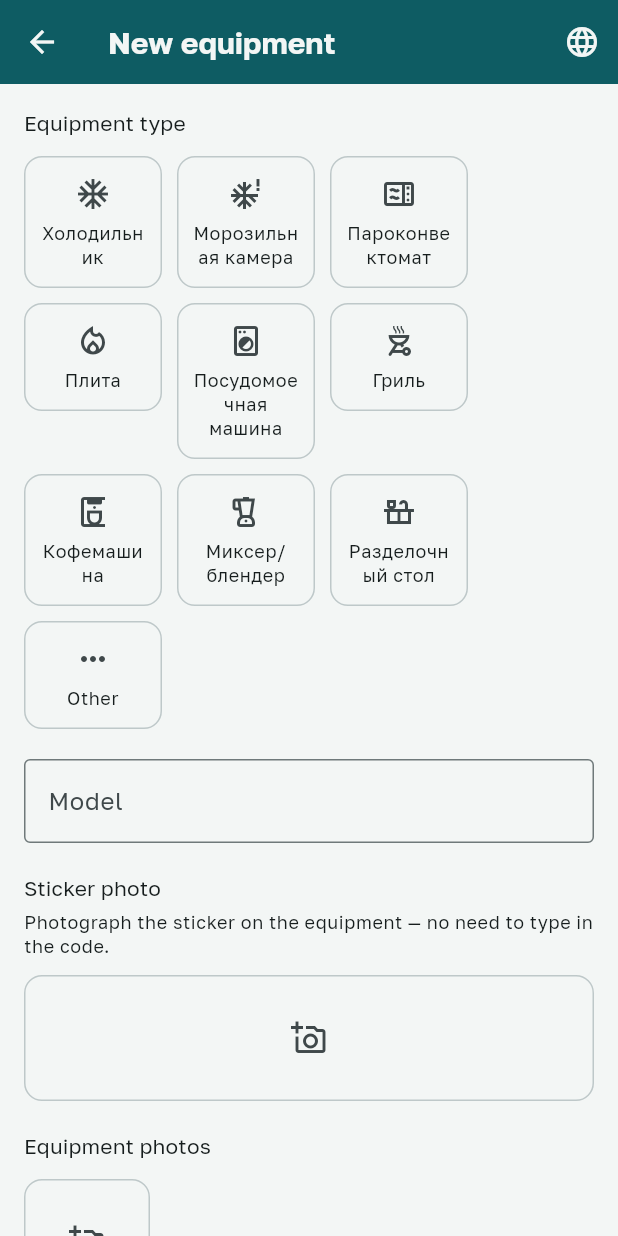
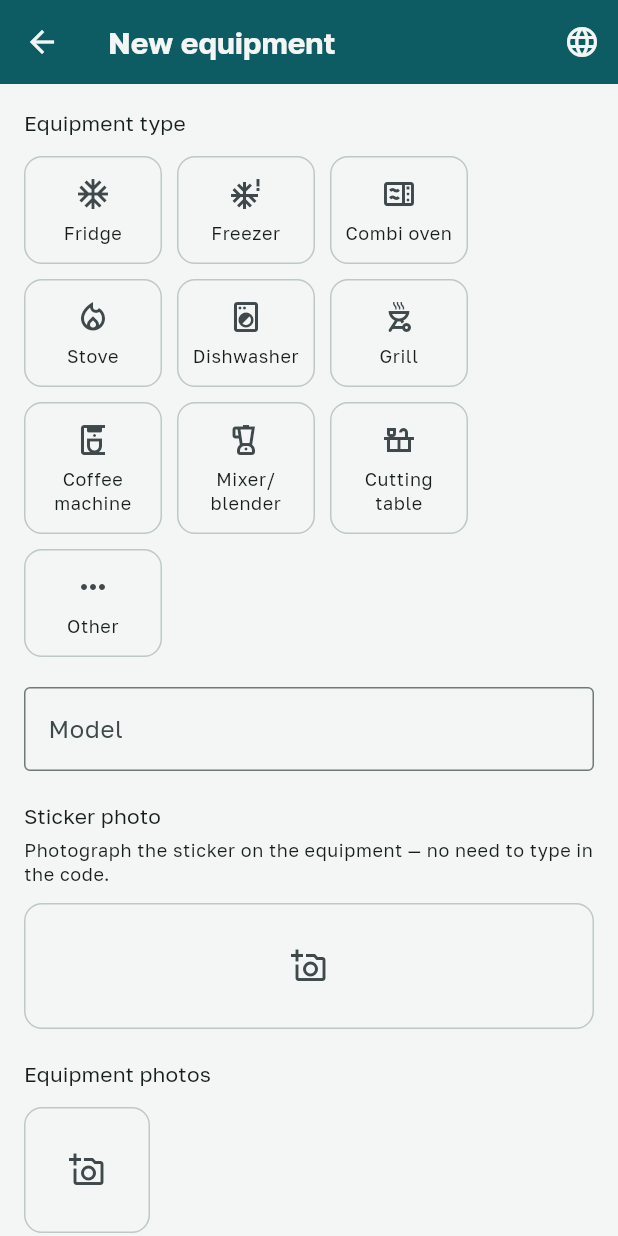
Before and after one commit to savvivs-droid/Project-service, a Flutter app: the EquipmentFormScreen screen opened directly with empty values, on a phone screen of 412 x 824 dp. Run offline on Flutter 3.47's test engine with Material 3 defaults, Android fonts, the phone set to English and light mode, and no system bars; our stand-ins replace flutter_dotenv, image_picker, shared_preferences, supabase_flutter; accounts and stored records are empty.

Commit message:
Локализовать названия типов оборудования
Тип оборудования теперь хранится в базе как стабильный
языконезависимый ключ (fridge, dishwasher, combi_oven и т. д.), а не
готовый текст на одном языке — отображаемое название подбирается по
текущему языку интерфейса (equipmentTypeLabel). Раньше "Холодильник"
буквально сохранялся в БД, и в других языках показывался бы как есть.

Старые записи (тип на русском) распознаются автоматически и получают
иконку/перевод как раньше — специально ничего мигрировать не
обязательно, но можно ускорить переход SQL-скриптом (отдельно).

RequestListItem.equipmentLabels (готовые строки) заменён на
equipmentRefs (сырые данные + .label(context)) — готовые строки нельзя
было локализовать, так как собирались вне дерева виджетов, без
BuildContext.

```diff
--- a/lib/core/constants/equipment_icons.dart
+++ b/lib/core/constants/equipment_icons.dart
@@ -1,51 +1,100 @@
 import 'package:flutter/material.dart';
 
-/// Один пункт визуального выбора типа оборудования на форме добавления.
-class EquipmentTypeOption {
-  final String label;
-  final IconData icon;
+import '../l10n/l10n_extension.dart';
 
-  const EquipmentTypeOption({required this.label, required this.icon});
+/// Стабильный, независимый от языка идентификатор типа оборудования.
+/// Именно [storageValue] сохраняется в БД (equipment.type) — не
+/// локализованное название, иначе один и тот же холодильник назывался
+/// бы по-разному в зависимости от того, на каком языке интерфейса его
+/// когда-то добавили. Отображаемое название — всегда через
+/// [EquipmentTypeKeyX.label], по текущему языку приложения.
+enum EquipmentTypeKey {
+  fridge,
+  freezer,
+  combiOven,
+  stove,
+  dishwasher,
+  grill,
+  coffeeMachine,
+  mixer,
+  cuttingTable,
 }
 
-/// Самые частые типы оборудования гастрокухни — показываются иконками
-/// с подписью на форме добавления. Список не исчерпывающий: для всего
-/// остального на форме есть пункт "Другое" со свободным текстом (тип
-/// в базе — обычный text, не enum, поэтому список ничего не ограничивает).
-const List<EquipmentTypeOption> equipmentTypeOptions = [
-  EquipmentTypeOption(label: 'Холодильник', icon: Icons.ac_unit_outlined),
-  EquipmentTypeOption(label: 'Морозильная камера', icon: Icons.severe_cold_outlined),
-  EquipmentTypeOption(label: 'Пароконвектомат', icon: Icons.microwave_outlined),
-  EquipmentTypeOption(label: 'Плита', icon: Icons.local_fire_department_outlined),
-  EquipmentTypeOption(
-    label: 'Посудомоечная машина',
-    icon: Icons.local_laundry_service_outlined,
-  ),
-  EquipmentTypeOption(label: 'Гриль', icon: Icons.outdoor_grill_outlined),
-  EquipmentTypeOption(label: 'Кофемашина', icon: Icons.coffee_maker_outlined),
-  EquipmentTypeOption(label: 'Миксер/блендер', icon: Icons.blender_outlined),
-  EquipmentTypeOption(label: 'Разделочный стол', icon: Icons.countertops_outlined),
-];
+extension EquipmentTypeKeyX on EquipmentTypeKey {
+  String get storageValue => switch (this) {
+        EquipmentTypeKey.fridge => 'fridge',
+        EquipmentTypeKey.freezer => 'freezer',
+        EquipmentTypeKey.combiOven => 'combi_oven',
+        EquipmentTypeKey.stove => 'stove',
+        EquipmentTypeKey.dishwasher => 'dishwasher',
+        EquipmentTypeKey.grill => 'grill',
+        EquipmentTypeKey.coffeeMachine => 'coffee_machine',
+        EquipmentTypeKey.mixer => 'mixer',
+        EquipmentTypeKey.cuttingTable => 'cutting_table',
+      };
 
-/// Подбирает иконку по названию типа оборудования (свободный текст) —
-/// используется в списке оборудования, где тип уже задан. Ищет по
-/// ключевым словам, покрывает варианты из [equipmentTypeOptions] и
-/// немного шире. Для нераспознанного типа — нейтральная иконка.
-IconData iconForEquipmentType(String type) {
-  final normalized = type.toLowerCase();
-  bool has(String keyword) => normalized.contains(keyword);
+  IconData get icon => switch (this) {
+        EquipmentTypeKey.fridge => Icons.ac_unit_outlined,
+        EquipmentTypeKey.freezer => Icons.severe_cold_outlined,
+        EquipmentTypeKey.combiOven => Icons.microwave_outlined,
+        EquipmentTypeKey.stove => Icons.local_fire_department_outlined,
+        EquipmentTypeKey.dishwasher => Icons.local_laundry_service_outlined,
+        EquipmentTypeKey.grill => Icons.outdoor_grill_outlined,
+        EquipmentTypeKey.coffeeMachine => Icons.coffee_maker_outlined,
+        EquipmentTypeKey.mixer => Icons.blender_outlined,
+        EquipmentTypeKey.cuttingTable => Icons.countertops_outlined,
+      };
 
-  if (has('посудомо')) return Icons.local_laundry_service_outlined;
-  if (has('морозил')) return Icons.severe_cold_outlined;
-  if (has('холодильн') || has('камера')) return Icons.ac_unit_outlined;
-  if (has('пароконвектомат') || has('конвектомат') || has('духов') || has('печь')) {
-    return Icons.microwave_outlined;
+  String label(BuildContext context) => switch (this) {
+        EquipmentTypeKey.fridge => context.l10n.equipmentTypeFridge,
+        EquipmentTypeKey.freezer => context.l10n.equipmentTypeFreezer,
+        EquipmentTypeKey.combiOven => context.l10n.equipmentTypeCombiOven,
+        EquipmentTypeKey.stove => context.l10n.equipmentTypeStove,
+        EquipmentTypeKey.dishwasher => context.l10n.equipmentTypeDishwasher,
+        EquipmentTypeKey.grill => context.l10n.equipmentTypeGrill,
+        EquipmentTypeKey.coffeeMachine =>
+          context.l10n.equipmentTypeCoffeeMachine,
+        EquipmentTypeKey.mixer => context.l10n.equipmentTypeMixer,
+        EquipmentTypeKey.cuttingTable =>
+          context.l10n.equipmentTypeCuttingTable,
+      };
+}
+
+/// Записи, добавленные до многоязычности, хранят тип обычным русским
+/// текстом — распознаём и его, чтобы у уже существующего оборудования
+/// не пропали иконка и понятное название. При следующем сохранении
+/// такой записи тип автоматически перезапишется стабильным ключом (см.
+/// EquipmentFormScreen), так что база сама "самолечится" по мере правок.
+const _legacyRussianLabels = {
+  'Холодильник': EquipmentTypeKey.fridge,
+  'Морозильная камера': EquipmentTypeKey.freezer,
+  'Пароконвектомат': EquipmentTypeKey.combiOven,
+  'Плита': EquipmentTypeKey.stove,
+  'Посудомоечная машина': EquipmentTypeKey.dishwasher,
+  'Гриль': EquipmentTypeKey.grill,
+  'Кофемашина': EquipmentTypeKey.coffeeMachine,
+  'Миксер/блендер': EquipmentTypeKey.mixer,
+  'Разделочный стол': EquipmentTypeKey.cuttingTable,
+};
+
+/// Определяет ключ типа по значению из БД — новому ([storageValue]) или
+/// старому (русский текст). null означает свободный текст ("Другое") —
+/// такое показываем как есть, переводить нечего, это не наш словарь.
+EquipmentTypeKey? equipmentTypeKeyFromStorage(String value) {
+  for (final key in EquipmentTypeKey.values) {
+    if (key.storageValue == value) return key;
   }
-  if (has('плита') || has('варочн')) return Icons.local_fire_department_outlined;
-  if (has('гриль')) return Icons.outdoor_grill_outlined;
-  if (has('кофе')) return Icons.coffee_maker_outlined;
-  if (has('миксер') || has('блендер')) return Icons.blender_outlined;
-  if (has('стол') || has('поверхност')) return Icons.countertops_outlined;
+  return _legacyRussianLabels[value];
+}
 
-  return Icons.kitchen_outlined;
+/// Локализованное название типа оборудования для отображения.
+String equipmentTypeLabel(BuildContext context, String storedType) {
+  final key = equipmentTypeKeyFromStorage(storedType);
+  return key == null ? storedType : key.label(context);
 }
+
+/// Иконка по значению из БД. Для нераспознанного (свободного) типа —
+/// нейтральная иконка.
+IconData equipmentTypeIcon(String storedType) {
+  return equipmentTypeKeyFromStorage(storedType)?.icon ?? Icons.kitchen_outlined;
+}
--- a/lib/features/home/admin_home_screen.dart
+++ b/lib/features/home/admin_home_screen.dart
@@ -316,9 +316,9 @@ class _RequestCard extends StatelessWidget {
                 ),
               const SizedBox(height: 4),
               Text(
-                item.equipmentLabels.isEmpty
+                item.equipmentRefs.isEmpty
                     ? request.description
-                    : '${item.equipmentLabels.join(', ')} — ${request.description}',
+                    : '${item.equipmentRefs.map((e) => e.label(context)).join(', ')} — ${request.description}',
                 maxLines: 2,
                 overflow: TextOverflow.ellipsis,
                 style: Theme.of(context).textTheme.bodySmall,
--- a/lib/features/home/admin_request_detail_screen.dart
+++ b/lib/features/home/admin_request_detail_screen.dart
@@ -206,15 +206,15 @@ class _AdminRequestDetailScreenState extends State<AdminRequestDetailScreen> {
                     Text(context.l10n.equipmentLabel,
                         style: Theme.of(context).textTheme.labelMedium),
                     const SizedBox(height: 8),
-                    if (_item.equipmentLabels.isEmpty)
+                    if (_item.equipmentRefs.isEmpty)
                       Text(context.l10n.notSpecified)
                     else
                       Wrap(
                         spacing: 8,
                         runSpacing: 8,
                         children: [
-                          for (final label in _item.equipmentLabels)
-                            Chip(label: Text(label)),
+                          for (final ref in _item.equipmentRefs)
+                            Chip(label: Text(ref.label(context))),
                         ],
                       ),
                   ],
--- a/lib/features/home/client_home_screen.dart
+++ b/lib/features/home/client_home_screen.dart
@@ -193,9 +193,11 @@ class _ClientRequestCard extends StatelessWidget {
                 children: [
                   Expanded(
                     child: Text(
-                      item.equipmentLabels.isEmpty
+                      item.equipmentRefs.isEmpty
                           ? context.l10n.requestFallbackTitle
-                          : item.equipmentLabels.join(', '),
+                          : item.equipmentRefs
+                              .map((e) => e.label(context))
+                              .join(', '),
                       style: Theme.of(context)
                           .textTheme
                           .titleSmall
--- a/lib/features/home/client_request_detail_screen.dart
+++ b/lib/features/home/client_request_detail_screen.dart
@@ -49,9 +49,11 @@ class ClientRequestDetailScreen extends StatelessWidget {
             children: [
               Expanded(
                 child: Text(
-                  item.equipmentLabels.isEmpty
+                  item.equipmentRefs.isEmpty
                       ? context.l10n.requestFallbackTitle
-                      : item.equipmentLabels.join(', '),
+                      : item.equipmentRefs
+                          .map((e) => e.label(context))
+                          .join(', '),
                   style: Theme.of(context).textTheme.titleMedium,
                 ),
               ),
--- a/lib/features/home/equipment_form_screen.dart
+++ b/lib/features/home/equipment_form_screen.dart
@@ -64,10 +64,15 @@ class _EquipmentFormScreenState extends State<EquipmentFormScreen> {
     final existing = widget.existing;
 
     final existingType = existing?.type;
+    final existingKey =
+        existingType == null ? null : equipmentTypeKeyFromStorage(existingType);
     if (existingType == null) {
       _selectedType = null;
-    } else if (equipmentTypeOptions.any((option) => option.label == existingType)) {
-      _selectedType = existingType;
+    } else if (existingKey != null) {
+      // Нормализуем: если тип хранился в старом (русском) формате,
+      // выбор в форме всё равно попадает на нужную плитку, а при
+      // сохранении запишется уже стабильный ключ.
+      _selectedType = existingKey.storageValue;
     } else {
       _selectedType = _otherTypeSentinel;
     }
@@ -208,12 +213,12 @@ class _EquipmentFormScreenState extends State<EquipmentFormScreen> {
                   spacing: 10,
                   runSpacing: 10,
                   children: [
-                    for (final option in equipmentTypeOptions)
+                    for (final key in EquipmentTypeKey.values)
                       _TypeOptionTile(
-                        icon: option.icon,
-                        label: option.label,
-                        selected: _selectedType == option.label,
-                        onTap: () => _selectType(option.label),
+                        icon: key.icon,
+                        label: key.label(context),
+                        selected: _selectedType == key.storageValue,
+                        onTap: () => _selectType(key.storageValue),
                       ),
                     _TypeOptionTile(
                       icon: Icons.more_horiz,
--- a/lib/features/home/establishment_detail_screen.dart
+++ b/lib/features/home/establishment_detail_screen.dart
@@ -352,12 +352,12 @@ class _EquipmentTile extends StatelessWidget {
         leading: CircleAvatar(
           backgroundColor: _statusColor(context),
           child: Icon(
-            iconForEquipmentType(equipment.type),
+            equipmentTypeIcon(equipment.type),
             color: Colors.white,
             size: 20,
           ),
         ),
-        title: Text(equipment.type),
+        title: Text(equipmentTypeLabel(context, equipment.type)),
         subtitle: Text([
           if (equipment.model != null) equipment.model!,
           if (equipment.stickerCode != null) equipment.stickerCode!,
--- a/lib/l10n/app_cs.arb
+++ b/lib/l10n/app_cs.arb
@@ -472,5 +472,41 @@
   "systemLanguageOption": "Jako v systému",
   "@systemLanguageOption": {
     "description": "Language switcher: follow system language option"
+  },
+  "equipmentTypeFridge": "Lednice",
+  "@equipmentTypeFridge": {
+    "description": "Equipment type: fridge"
+  },
+  "equipmentTypeFreezer": "Mraznička",
+  "@equipmentTypeFreezer": {
+    "description": "Equipment type: freezer"
+  },
+  "equipmentTypeCombiOven": "Konvektomat",
+  "@equipmentTypeCombiOven": {
+    "description": "Equipment type: combi oven"
+  },
+  "equipmentTypeStove": "Sporák",
+  "@equipmentTypeStove": {
+    "description": "Equipment type: stove"
+  },
+  "equipmentTypeDishwasher": "Myčka nádobí",
+  "@equipmentTypeDishwasher": {
+    "description": "Equipment type: dishwasher"
+  },
+  "equipmentTypeGrill": "Gril",
+  "@equipmentTypeGrill": {
+    "description": "Equipment type: grill"
+  },
+  "equipmentTypeCoffeeMachine": "Kávovar",
+  "@equipmentTypeCoffeeMachine": {
+    "description": "Equipment type: coffee machine"
+  },
+  "equipmentTypeMixer": "Mixér / tyčový mixér",
+  "@equipmentTypeMixer": {
+    "description": "Equipment type: mixer/blender"
+  },
+  "equipmentTypeCuttingTable": "Krájecí stůl",
+  "@equipmentTypeCuttingTable": {
+    "description": "Equipment type: cutting table"
   }
 }
--- a/lib/l10n/app_en.arb
+++ b/lib/l10n/app_en.arb
@@ -472,5 +472,41 @@
   "systemLanguageOption": "System language",
   "@systemLanguageOption": {
     "description": "Language switcher: follow system language option"
+  },
+  "equipmentTypeFridge": "Fridge",
+  "@equipmentTypeFridge": {
+    "description": "Equipment type: fridge"
+  },
+  "equipmentTypeFreezer": "Freezer",
+  "@equipmentTypeFreezer": {
+    "description": "Equipment type: freezer"
+  },
+  "equipmentTypeCombiOven": "Combi oven",
+  "@equipmentTypeCombiOven": {
+    "description": "Equipment type: combi oven"
+  },
+  "equipmentTypeStove": "Stove",
+  "@equipmentTypeStove": {
+    "description": "Equipment type: stove"
+  },
+  "equipmentTypeDishwasher": "Dishwasher",
+  "@equipmentTypeDishwasher": {
+    "description": "Equipment type: dishwasher"
+  },
+  "equipmentTypeGrill": "Grill",
+  "@equipmentTypeGrill": {
+    "description": "Equipment type: grill"
+  },
+  "equipmentTypeCoffeeMachine": "Coffee machine",
+  "@equipmentTypeCoffeeMachine": {
+    "description": "Equipment type: coffee machine"
+  },
+  "equipmentTypeMixer": "Mixer/blender",
+  "@equipmentTypeMixer": {
+    "description": "Equipment type: mixer/blender"
+  },
+  "equipmentTypeCuttingTable": "Cutting table",
+  "@equipmentTypeCuttingTable": {
+    "description": "Equipment type: cutting table"
   }
 }
--- a/lib/l10n/app_ru.arb
+++ b/lib/l10n/app_ru.arb
@@ -472,5 +472,41 @@
   "systemLanguageOption": "Как в системе",
   "@systemLanguageOption": {
     "description": "Language switcher: follow system language option"
+  },
+  "equipmentTypeFridge": "Холодильник",
+  "@equipmentTypeFridge": {
+    "description": "Equipment type: fridge"
+  },
+  "equipmentTypeFreezer": "Морозильная камера",
+  "@equipmentTypeFreezer": {
+    "description": "Equipment type: freezer"
+  },
+  "equipmentTypeCombiOven": "Пароконвектомат",
+  "@equipmentTypeCombiOven": {
+    "description": "Equipment type: combi oven"
+  },
+  "equipmentTypeStove": "Плита",
+  "@equipmentTypeStove": {
+    "description": "Equipment type: stove"
+  },
+  "equipmentTypeDishwasher": "Посудомоечная машина",
+  "@equipmentTypeDishwasher": {
+    "description": "Equipment type: dishwasher"
+  },
+  "equipmentTypeGrill": "Гриль",
+  "@equipmentTypeGrill": {
+    "description": "Equipment type: grill"
+  },
+  "equipmentTypeCoffeeMachine": "Кофемашина",
+  "@equipmentTypeCoffeeMachine": {
+    "description": "Equipment type: coffee machine"
+  },
+  "equipmentTypeMixer": "Миксер/блендер",
+  "@equipmentTypeMixer": {
+    "description": "Equipment type: mixer/blender"
+  },
+  "equipmentTypeCuttingTable": "Разделочный стол",
+  "@equipmentTypeCuttingTable": {
+    "description": "Equipment type: cutting table"
   }
 }
--- a/lib/l10n/app_vi.arb
+++ b/lib/l10n/app_vi.arb
@@ -472,5 +472,41 @@
   "systemLanguageOption": "Theo hệ thống",
   "@systemLanguageOption": {
     "description": "Language switcher: follow system language option"
+  },
+  "equipmentTypeFridge": "Tủ lạnh",
+  "@equipmentTypeFridge": {
+    "description": "Equipment type: fridge"
+  },
+  "equipmentTypeFreezer": "Tủ đông",
+  "@equipmentTypeFreezer": {
+    "description": "Equipment type: freezer"
+  },
+  "equipmentTypeCombiOven": "Lò hấp nướng đa năng",
+  "@equipmentTypeCombiOven": {
+    "description": "Equipment type: combi oven"
+  },
+  "equipmentTypeStove": "Bếp",
+  "@equipmentTypeStove": {
+    "description": "Equipment type: stove"
+  },
+  "equipmentTypeDishwasher": "Máy rửa chén",
+  "@equipmentTypeDishwasher": {
+    "description": "Equipment type: dishwasher"
+  },
+  "equipmentTypeGrill": "Vỉ nướng",
+  "@equipmentTypeGrill": {
+    "description": "Equipment type: grill"
+  },
+  "equipmentTypeCoffeeMachine": "Máy pha cà phê",
+  "@equipmentTypeCoffeeMachine": {
+    "description": "Equipment type: coffee machine"
+  },
+  "equipmentTypeMixer": "Máy trộn/máy xay",
+  "@equipmentTypeMixer": {
+    "description": "Equipment type: mixer/blender"
+  },
+  "equipmentTypeCuttingTable": "Bàn sơ chế",
+  "@equipmentTypeCuttingTable": {
+    "description": "Equipment type: cutting table"
   }
 }
```
Also changed, not shown: lib/models/request_list_item.dart (+31 -11 lines), lib/l10n/generated/app_localizations.dart, lib/l10n/generated/app_localizations_cs.dart, lib/l10n/generated/app_localizations_en.dart, lib/l10n/generated/app_localizations_ru.dart, lib/l10n/generated/app_localizations_vi.dart.
